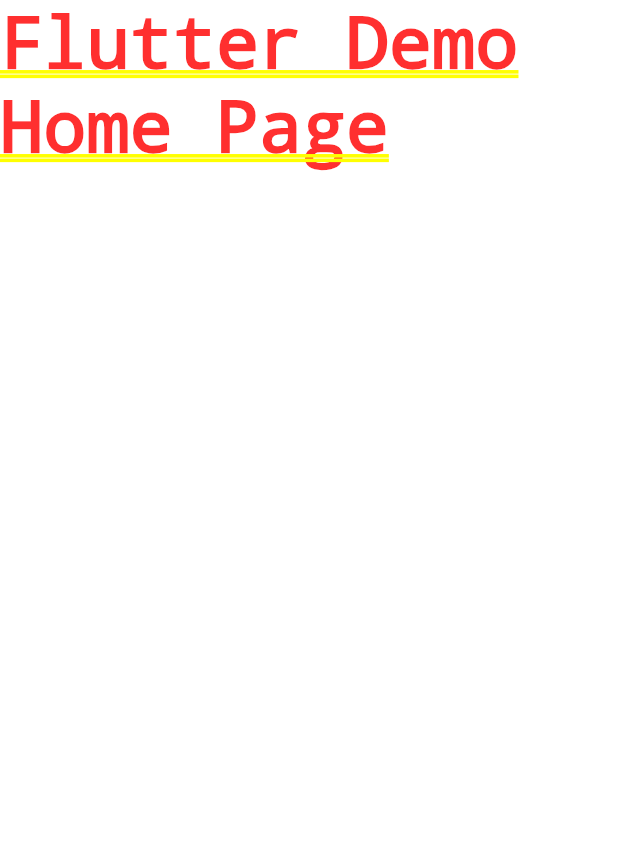
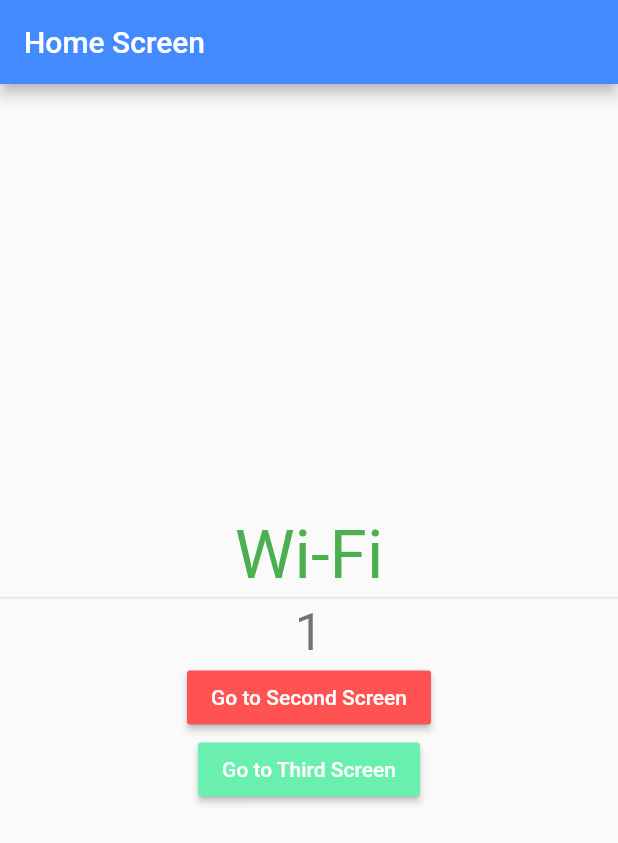
Before and after one commit to Smarpit-Singh/flutter_bloc_architecture_demo, a Flutter app: the screen it shows after launch, on a phone screen of 412 x 824 dp. Shown: the top 843 px of the screen. Run offline on Flutter 3.47's test engine with Material 2 defaults, Android fonts, the phone set to English and light mode, and no system bars; our stand-ins replace connectivity_plus, flutter_bloc; missing offline and left inert: dart:js.

Commit message:
Everything linked

```diff
--- /dev/null
+++ b/lib/constants/enum.dart
@@ -0,0 +1,4 @@
+enum ConnectionType{
+  Wifi,
+  Mobile
+}
--- /dev/null
+++ b/lib/logic/cubit/counter_cubit.dart
@@ -0,0 +1,13 @@
+import 'package:flutter_bloc/flutter_bloc.dart';
+import 'package:flutter_bloc_architecture_demo/logic/cubit/counter_state.dart';
+
+class CounterCubit extends Cubit<CounterState> {
+  CounterCubit()
+      : super(CounterState(counterValue: 0));
+
+  void increment() => emit(
+      CounterState(counterValue: state.counterValue + 1, wasIncremented: true));
+
+  void decrement() => emit(CounterState(
+      counterValue: state.counterValue - 1, wasIncremented: false));
+}
--- /dev/null
+++ b/lib/logic/cubit/counter_state.dart
@@ -0,0 +1,11 @@
+import 'package:flutter/material.dart';
+
+class CounterState {
+  int counterValue;
+  bool wasIncremented;
+
+  CounterState({
+    @required this.counterValue,
+    this.wasIncremented,
+  });
+}
--- /dev/null
+++ b/lib/logic/cubit/internet_cubit.dart
@@ -0,0 +1,45 @@
+import 'dart:async';
+
+import 'package:connectivity_plus/connectivity_plus.dart';
+import 'package:flutter/cupertino.dart';
+import 'package:flutter_bloc/flutter_bloc.dart';
+import 'package:flutter_bloc_architecture_demo/constants/enum.dart';
+import 'package:flutter_bloc_architecture_demo/logic/cubit/internet_state.dart';
+
+class InternetCubit extends Cubit<InternetState> {
+  final Connectivity connectivity;
+  StreamSubscription connectivityStreamSubscription;
+
+  /// Pass the initial state of Internet connection...
+  InternetCubit({@required this.connectivity}) : super(InternetLoading()) {
+    monitorInternetConnection();
+  }
+
+  /// This return StreamSubscription object of ConnectivityResult type when Internet state change...
+  StreamSubscription<ConnectivityResult> monitorInternetConnection() {
+    return connectivityStreamSubscription =
+        connectivity.onConnectivityChanged.listen((result) {
+      if (result == ConnectivityResult.wifi) {
+        emitInternetConnected(ConnectionType.Wifi);
+      } else if (result == ConnectivityResult.mobile) {
+        emitInternetConnected(ConnectionType.Mobile);
+      } else if (result == ConnectivityResult.none) {
+        emitInternetDisconnected();
+      }
+    });
+  }
+
+  /// This emits InternetConnected state when either Mobile or Wifi connection get Connected...
+  void emitInternetConnected(ConnectionType _type) =>
+      emit(InternetConnected(type: _type));
+
+  /// This emits InternetDisconnected state when internet get DisConnected...
+  void emitInternetDisconnected() => emit(InternetDisconnected());
+
+  /// Must cancel subscription of Connectivity Stream...
+  @override
+  Future<void> close() {
+    connectivityStreamSubscription.cancel();
+    return super.close();
+  }
+}
--- /dev/null
+++ b/lib/logic/cubit/internet_state.dart
@@ -0,0 +1,17 @@
+import 'package:flutter/material.dart';
+import 'package:flutter_bloc_architecture_demo/constants/enum.dart';
+
+@immutable
+abstract class InternetState {} ///Base abstract class
+
+class InternetLoading extends InternetState {} ///Loading state
+
+class InternetConnected extends InternetState { ///Connected state
+  final ConnectionType type;
+
+  InternetConnected({
+    @required this.type,
+  });
+}
+
+class InternetDisconnected extends InternetState {} ///Disconnected State
--- a/lib/main.dart
+++ b/lib/main.dart
@@ -1,20 +1,43 @@
+import 'package:connectivity_plus/connectivity_plus.dart';
 import 'package:flutter/material.dart';
+import 'package:flutter_bloc/flutter_bloc.dart';
+import 'package:flutter_bloc_architecture_demo/logic/cubit/counter_cubit.dart';
+import 'package:flutter_bloc_architecture_demo/presentation/router/app_router.dart';
+
+import 'logic/cubit/internet_cubit.dart';
 
 void main() {
-  runApp(MyApp());
+  runApp(MyApp(
+    appRouter: AppRouter(),
+    connectivity: Connectivity(),
+  ));
 }
 
 class MyApp extends StatelessWidget {
-  // This widget is the root of your application.
+  final AppRouter appRouter;
+  final Connectivity connectivity;
+
+  MyApp({
+    Key key,
+    @required this.appRouter,
+    @required this.connectivity,
+  }) : super(key: key);
+
   @override
   Widget build(BuildContext context) {
-    return MaterialApp(
-      title: 'Flutter Demo',
-      theme: ThemeData(
-
-        primarySwatch: Colors.blue,
+    return MultiBlocProvider(
+      providers: [
+        BlocProvider<InternetCubit>(create: (icContext) => InternetCubit(connectivity: connectivity)),
+        BlocProvider<CounterCubit>(create: (ccContext) => CounterCubit())
+      ],
+      child: MaterialApp(
+        title: 'Flutter Demo',
+        theme: ThemeData(
+          primarySwatch: Colors.blue,
+          visualDensity: VisualDensity.adaptivePlatformDensity,
+        ),
+        onGenerateRoute: appRouter.onGenerateRoute,
       ),
-      home: Text('Flutter Demo Home Page'),
     );
   }
 }
--- /dev/null
+++ b/lib/presentation/router/app_router.dart
@@ -0,0 +1,34 @@
+import 'package:flutter/material.dart';
+import 'package:flutter_bloc_architecture_demo/presentation/screens/home_screen.dart';
+import 'package:flutter_bloc_architecture_demo/presentation/screens/second_screen.dart';
+import 'package:flutter_bloc_architecture_demo/presentation/screens/third_screen.dart';
+
+class AppRouter {
+  Route onGenerateRoute(RouteSettings settings) {
+    switch (settings.name) {
+      case '/':
+        return MaterialPageRoute(
+            builder: (_) => HomeScreen(
+                  title: "Home Screen",
+                  color: Colors.blueAccent,
+                ));
+
+      case '/second':
+        return MaterialPageRoute(
+            builder: (_) => SecondScreen(
+                  title: "Second Screen",
+                  color: Colors.redAccent,
+                ));
+
+      case '/third':
+        return MaterialPageRoute(
+            builder: (_) => ThirdScreen(
+                  title: "Thirst Screen",
+                  color: Colors.greenAccent,
+                ));
+
+      default:
+        return null;
+    }
+  }
+}
--- /dev/null
+++ b/lib/presentation/screens/home_screen.dart
@@ -0,0 +1,148 @@
+import 'dart:js';
+
+import 'package:flutter/material.dart';
+import 'package:flutter_bloc/flutter_bloc.dart';
+import 'package:flutter_bloc_architecture_demo/constants/enum.dart';
+import 'package:flutter_bloc_architecture_demo/logic/cubit/counter_cubit.dart';
+import 'package:flutter_bloc_architecture_demo/logic/cubit/counter_state.dart';
+import 'package:flutter_bloc_architecture_demo/logic/cubit/internet_cubit.dart';
+import 'package:flutter_bloc_architecture_demo/logic/cubit/internet_state.dart';
+
+class HomeScreen extends StatefulWidget {
+  final String title;
+  final Color color;
+
+  HomeScreen({Key key, this.title, this.color}) : super(key: key);
+
+  @override
+  _HomeScreenState createState() => _HomeScreenState();
+}
+
+class _HomeScreenState extends State<HomeScreen> {
+  @override
+  Widget build(BuildContext context) {
+    return BlocListener<InternetCubit, InternetState>(
+      listener: (cubitContext, state) {
+        if (state is InternetConnected && state.type == ConnectionType.Wifi) {
+          BlocProvider.of<CounterCubit>(context).increment();
+        } else if (state is InternetConnected &&
+            state.type == ConnectionType.Mobile) {
+          BlocProvider.of<CounterCubit>(context).decrement();
+        }
+      },
+      child: Scaffold(
+        appBar: AppBar(
+          backgroundColor: widget.color,
+          title: Text(widget.title),
+        ),
+        body: Center(
+          child: Column(
+            mainAxisAlignment: MainAxisAlignment.center,
+            children: <Widget>[
+              BlocBuilder<InternetCubit, InternetState>(
+                builder: (cubitContext, state) {
+                  if (state is InternetConnected &&
+                      state.type == ConnectionType.Wifi) {
+                    return Text(
+                      'Wi-Fi',
+                      style: Theme.of(cubitContext)
+                          .textTheme
+                          .headline3
+                          .copyWith(color: Colors.green),
+                    );
+                  } else if (state is InternetConnected &&
+                      state.type == ConnectionType.Mobile) {
+                    return Text(
+                      'Mobile',
+                      style: Theme.of(cubitContext)
+                          .textTheme
+                          .headline3
+                          .copyWith(color: Colors.red),
+                    );
+                  } else if (state is InternetDisconnected) {
+                    return Text(
+                      'Disconnected',
+                      style: Theme.of(cubitContext)
+                          .textTheme
+                          .headline3
+                          .copyWith(color: Colors.grey),
+                    );
+                  }
+                  return CircularProgressIndicator();
+                },
+              ),
+              Divider(
+                height: 5,
+              ),
+              BlocConsumer<CounterCubit, CounterState>(
+                  builder: (counterCubitContext1, state1) {
+                if (state1.counterValue < 0) {
+                  return Text(
+                    'BRR, NEGATIVE ' + state1.counterValue.toString(),
+                    style: Theme.of(counterCubitContext1).textTheme.headline4,
+                  );
+                } else if (state1.counterValue % 2 == 0) {
+                  return Text(
+                    'YAAAY ' + state1.counterValue.toString(),
+                    style: Theme.of(counterCubitContext1).textTheme.headline4,
+                  );
+                } else if (state1.counterValue == 5) {
+                  return Text(
+                    'HMM, NUMBER 5',
+                    style: Theme.of(counterCubitContext1).textTheme.headline4,
+                  );
+                } else {
+                  return Text(
+                    state1.counterValue.toString(),
+                    style: Theme.of(counterCubitContext1).textTheme.headline4,
+                  );
+                }
+              }, listener: (counterCubitContext2, state2) {
+                if (state2.wasIncremented == true) {
+                  ScaffoldMessenger.of(counterCubitContext2).showSnackBar(
+                    SnackBar(
+                      content: Text('Incremented!'),
+                      duration: Duration(milliseconds: 300),
+                    ),
+                  );
+                } else if (state2.wasIncremented == false) {
+                  ScaffoldMessenger.of(counterCubitContext2)
+                      .showSnackBar(SnackBar(
+                    content: Text('Decremented!'),
+                    duration: Duration(milliseconds: 300),
+                  ));
+                }
+              }),
+              Builder(
+                builder: (materialButtonContext) => MaterialButton(
+                  color: Colors.redAccent,
+                  child: Text(
+                    'Go to Second Screen',
+                    style: TextStyle(color: Colors.white),
+                  ),
+                  onPressed: () {
+                    Navigator.of(materialButtonContext).pushNamed(
+                      '/second',
+                    );
+                  },
+                ),
+              ),
+              MaterialButton(
+                color: Colors.greenAccent,
+                child: Text(
+                  'Go to Third Screen',
+                  style: TextStyle(color: Colors.white),
+                ),
+                onPressed: () {
+                  Navigator.of(context).pushNamed(
+                    '/third',
+                  );
+                },
+              ),
+            ],
+          ),
+        ),
+      ),
+    );
+  }
+}
```
Also changed, not shown: lib/presentation/screens/second_screen.dart (added, +118 -0 lines), lib/presentation/screens/third_screen.dart (added, +106 -0 lines), pubspec.yaml (+4 -34 lines), pubspec.lock.
